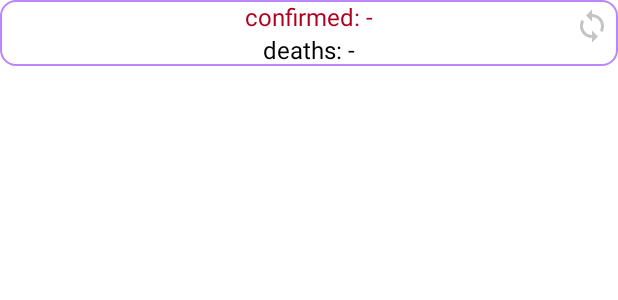
After one commit to Klewerro/Covid-19-Tracker, an Android app: the layout today_statistics_widget.xml on its own in the app's theme, with its tools: preview values and no code run, on a phone screen of 412 x 824 dp. The commit adds this screen. Shown: the top 300 px of the screen. Run offline under Robolectric (Android 15) with nearby library versions, the phone set to English and light mode, and no system bars; network calls fail.

Commit message:
Widget: widget with today number of cases.
Also implemented function to refresh data after icon click.

```diff
--- /dev/null
+++ b/app/src/main/res/drawable/ic_sync.xml
@@ -0,0 +1,10 @@
+<vector xmlns:android="http://schemas.android.com/apk/res/android"
+    android:width="24dp"
+    android:height="24dp"
+    android:viewportWidth="24"
+    android:viewportHeight="24"
+    android:tint="?attr/colorControlNormal">
+  <path
+      android:fillColor="@android:color/white"
+      android:pathData="M12,4L12,1L8,5l4,4L12,6c3.31,0 6,2.69 6,6 0,1.01 -0.25,1.97 -0.7,2.8l1.46,1.46C19.54,15.03 20,13.57 20,12c0,-4.42 -3.58,-8 -8,-8zM12,18c-3.31,0 -6,-2.69 -6,-6 0,-1.01 0.25,-1.97 0.7,-2.8L5.24,7.74C4.46,8.97 4,10.43 4,12c0,4.42 3.58,8 8,8v3l4,-4 -4,-4v3z"/>
+</vector>
--- /dev/null
+++ b/app/src/main/res/drawable/today_statistics_widget_background.xml
@@ -0,0 +1,7 @@
+<?xml version="1.0" encoding="utf-8"?>
+<shape xmlns:android="http://schemas.android.com/apk/res/android">
+    <solid android:color="?attr/appWidgetBackgroundColor"/>
+    <stroke android:width="1dp" android:color="@color/purple_200" />
+    <corners android:radius="10dp"/>
+    <padding android:left="0dp" android:top="0dp" android:right="0dp" android:bottom="0dp" />
+</shape>
--- /dev/null
+++ b/app/src/main/res/layout/today_statistics_widget.xml
@@ -0,0 +1,47 @@
+<RelativeLayout xmlns:android="http://schemas.android.com/apk/res/android"
+    xmlns:app="http://schemas.android.com/apk/res-auto"
+    android:id="@+id/todayStatisticsWidget"
+    android:layout_width="match_parent"
+    android:layout_height="wrap_content"
+    android:layout_centerHorizontal="true"
+    android:layout_centerVertical="true"
+    android:background="@drawable/today_statistics_widget_background"
+    android:orientation="vertical"
+    android:padding="@dimen/widget_margin"
+    android:theme="@style/ThemeOverlay.CovidApp.AppWidgetContainer"
+    android:paddingLeft="5dp"
+    android:paddingRight="5dp">
+
+    <TextView
+        android:id="@+id/confirmedTextView"
+        android:layout_width="wrap_content"
+        android:layout_height="wrap_content"
+
+        android:layout_marginRight="10dp"
+        android:text="confirmed: -"
+        android:textColor="@color/design_default_color_error"
+        android:textSize="16sp"
+        android:layout_centerHorizontal="true"/>
+
+    <TextView
+        android:id="@+id/deathsTextView"
+        android:layout_width="wrap_content"
+        android:layout_height="wrap_content"
+        android:layout_gravity="center"
+        android:text="deaths: -"
+        android:textColor="@color/black"
+        android:textSize="16sp"
+        android:layout_centerHorizontal="true"
+        android:layout_below="@id/confirmedTextView"/>
+
+    <ImageView
+        android:id="@+id/syncIcon"
+        android:layout_width="24dp"
+        android:layout_height="24dp"
+        android:tint="@color/gray"
+        android:layout_marginTop="5dp"
+        android:layout_marginRight="5dp"
+        android:layout_alignParentEnd="true"
+        android:src="@drawable/ic_sync"/>
+
+</RelativeLayout>
--- a/app/src/main/res/values-night/themes.xml
+++ b/app/src/main/res/values-night/themes.xml
@@ -13,4 +13,9 @@
         <item name="android:statusBarColor" tools:targetApi="l">?attr/colorPrimaryVariant</item>
         <!-- Customize your theme here. -->
     </style>
+
+    <style name="ThemeOverlay.CovidApp.AppWidgetContainer" parent="">
+        <item name="appWidgetBackgroundColor">@color/light_blue_900</item>
+        <item name="appWidgetTextColor">@color/light_blue_200</item>
+    </style>
 </resources>
--- /dev/null
+++ b/app/src/main/res/values/attrs.xml
@@ -0,0 +1,6 @@
+<resources>
+    <declare-styleable name="AppWidgetAttrs">
+        <attr name="appWidgetBackgroundColor" format="color" />
+        <attr name="appWidgetTextColor" format="color" />
+    </declare-styleable>
+</resources>
--- a/app/src/main/res/values/colors.xml
+++ b/app/src/main/res/values/colors.xml
@@ -7,4 +7,8 @@
     <color name="teal_700">#FF018786</color>
     <color name="black">#FF000000</color>
     <color name="white">#FFFFFFFF</color>
+    <color name="light_blue_50">#FFE1F5FE</color>
+    <color name="light_blue_200">#FF81D4FA</color>
+    <color name="light_blue_900">#FF01579B</color>
+    <color name="gray">#3B000000</color>
 </resources>
--- a/app/src/main/res/values/dimens.xml
+++ b/app/src/main/res/values/dimens.xml
@@ -1,4 +1,10 @@
 <?xml version="1.0" encoding="utf-8"?>
 <resources>
     <dimen name="chart_height">200dp</dimen>
+
+    <!--
+Refer to App Widget Documentation for margin information
+http://developer.android.com/guide/topics/appwidgets/index.html#CreatingLayout
+    -->
+    <dimen name="widget_margin">0dp</dimen>
 </resources>
--- a/app/src/main/res/values/themes.xml
+++ b/app/src/main/res/values/themes.xml
@@ -13,4 +13,9 @@
         <item name="android:statusBarColor" tools:targetApi="l">?attr/colorPrimaryVariant</item>
         <!-- Customize your theme here. -->
     </style>
+
+    <style name="ThemeOverlay.CovidApp.AppWidgetContainer" parent="">
+        <item name="appWidgetBackgroundColor">@color/white</item>
+        <item name="appWidgetTextColor">@color/light_blue_50</item>
+    </style>
 </resources>
```
Also changed, not shown: app/src/main/AndroidManifest.xml (+10 -0 lines), app/src/main/java/com/klewerro/covidapp/TodayStatisticsWidget.kt (added, +118 -0 lines), app/src/main/res/xml/today_statistics_widget_info.xml (added, +10 -0 lines), app/src/main/res/drawable-nodpi/widget1_preview.png (added).
